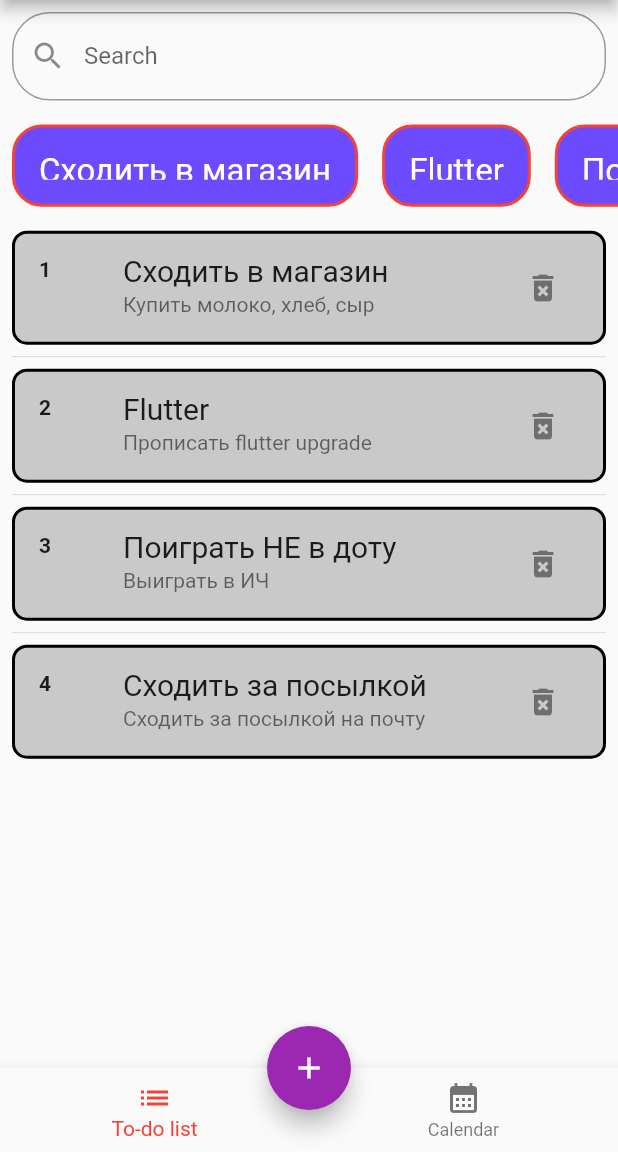
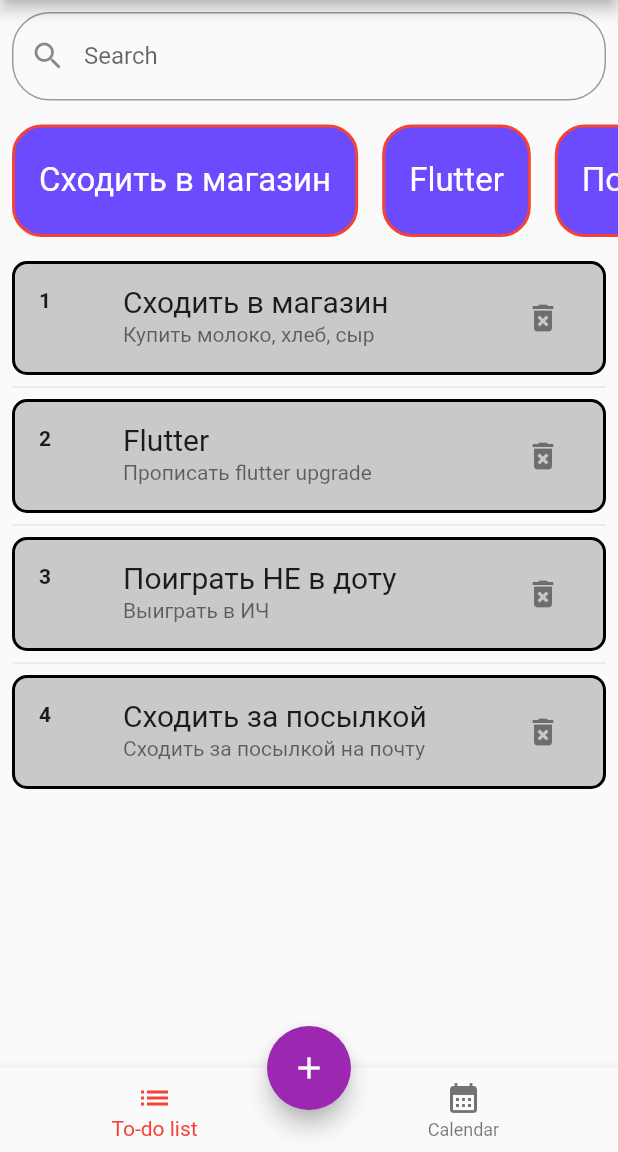
Before and after one commit to AntonPrNone/NoClownApp, a Flutter app: the SecondScreen screen opened by its route, on a phone screen of 412 x 824 dp, the part 84-1236 px from its top. Run offline on Flutter 3.47's test engine with Material 2 defaults, Android fonts, the phone set to English and light mode, and no system bars; our stand-ins replace shared_preferences; accounts and stored records are empty.

Commit message:
ТеперьТекстОтображаетсяНаГрёбанномТелефоне

```diff
--- a/flutter_application_1/lib/WidgetDealPage.dart
+++ b/flutter_application_1/lib/WidgetDealPage.dart
@@ -1,4 +1,4 @@
-// ignore_for_file: prefer_const_constructors
+// ignore_for_file: prefer_const_constructors, non_constant_identifier_names, file_names
 
 import 'package:flutter/material.dart';
 import 'package:shared_preferences/shared_preferences.dart';
@@ -67,7 +67,7 @@ class _DealPageState extends State<DealPage> {
           ),
         ),
         Expanded(
-          flex: 8,
+          flex: 6,
           child: SizedBox(
               child: ListView.separated(
                   padding: const EdgeInsets.all(8),
--- a/flutter_application_1/lib/main.dart
+++ b/flutter_application_1/lib/main.dart
@@ -48,7 +48,7 @@ class HomeScreen extends StatelessWidget {
                   ),
                 ),
                 Text(
-                  'NoClownApp',
+                  'ClownApp',
                   style: TextStyle(
                     fontSize: 24,
                     fontWeight: FontWeight.bold,
--- a/flutter_application_1/lib/secondScreen.dart
+++ b/flutter_application_1/lib/secondScreen.dart
@@ -1,16 +1,16 @@
-// ignore_for_file: prefer_const_constructors, use_key_in_widget_constructors, file_names
+// ignore_for_file: prefer_const_constructors, use_key_in_widget_constructors, file_names, non_constant_identifier_names
 
 import 'package:flutter/material.dart';
 import 'package:flutter_application_1/WidgetCalendarPage.dart';
 import 'package:flutter_application_1/WidgetDealPage.dart';
 
-final List<String> users = [
+List<String> users = [
   "Сходить в магазин",
   "Flutter",
   "Поиграть НЕ в доту",
   "Сходить за посылкой"
 ];
-final List<String> companies = [
+List<String> companies = [
   "Купить молоко, хлеб, сыр",
   "Прописать flutter upgrade",
   "Выиграть в ИЧ",
@@ -24,8 +24,8 @@ class SecondScreen extends StatefulWidget {
 
 class _SecondScreenState extends State<SecondScreen> {
   int index = 0;
-  String? DialogTitle;
-  String? DialogSubtitle;
+  String? dialogTitle;
+  String? dialogSubtitle;
 
   final formKeyDialog = GlobalKey<FormState>();
 
@@ -45,8 +45,7 @@ class _SecondScreenState extends State<SecondScreen> {
     ];
 
     return Scaffold(
-      body: Container(
-          child: Column(children: <Widget>[
+      body: Column(children: <Widget>[
         Padding(
           padding: EdgeInsets.all(8.0),
           child: TextField(
@@ -61,7 +60,7 @@ class _SecondScreenState extends State<SecondScreen> {
         Expanded(
           child: list.elementAt(index),
         )
-      ])),
+      ]),
       appBar: AppBar(
           title: Text(
         "To-Do List",
@@ -72,7 +71,7 @@ class _SecondScreenState extends State<SecondScreen> {
             context: context,
             builder: (_) => AlertDialog(
                 title: Text("Введите данные"),
-                content: Container(
+                content: SizedBox(
                   height: 225,
                   child: Center(
                     child: Form(
@@ -84,7 +83,7 @@ class _SecondScreenState extends State<SecondScreen> {
                             padding: EdgeInsets.all(10),
                             width: 325.0,
                             child: TextFormField(
-                              onSaved: (value) => DialogTitle = value,
+                              onSaved: (value) => dialogTitle = value,
                               decoration: InputDecoration(labelText: "Title"),
                               keyboardType: TextInputType.emailAddress,
                             ),
@@ -93,7 +92,7 @@ class _SecondScreenState extends State<SecondScreen> {
                             padding: EdgeInsets.all(10),
                             width: 325.0,
                             child: TextFormField(
-                              onSaved: (value) => DialogSubtitle = value,
+                              onSaved: (value) => dialogSubtitle = value,
                               decoration:
                                   InputDecoration(labelText: "Subtitle"),
                               keyboardType: TextInputType.emailAddress,
@@ -109,7 +108,7 @@ class _SecondScreenState extends State<SecondScreen> {
                               minWidth: 150.0,
                               onPressed: () {
                                 formKeyDialog.currentState?.save();
-                                AddItem(DialogTitle, DialogSubtitle);
+                                AddItem(dialogTitle, dialogSubtitle);
                                 Navigator.pushNamed(context, '/second');
                               },
                               child: Text(
```
Also changed, not shown: flutter_application_1/flutter_01.png (added).
